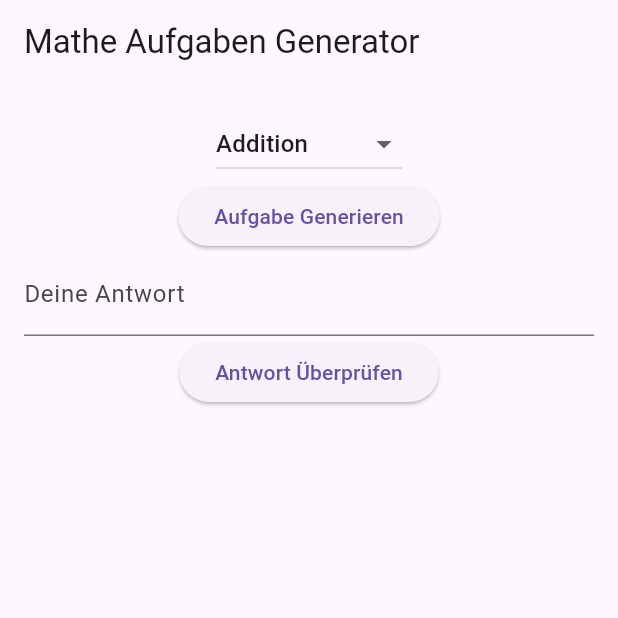
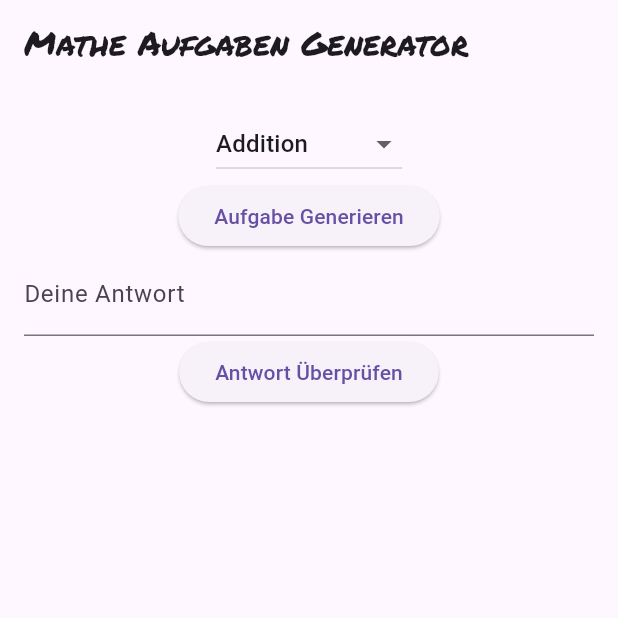
Before and after one commit to RaxoTheOne/mathe_app, a Flutter app: the screen it shows after launch, on a phone screen of 412 x 824 dp, the top half of it. Run offline on Flutter 3.47's test engine with Material 3 defaults, Android fonts, the phone set to English and light mode, and no system bars.

Commit message:
TextStyle fontFamily changed to 'PermanentMarker'

```diff
--- a/lib/presentation/math_task_home_page.dart
+++ b/lib/presentation/math_task_home_page.dart
@@ -42,7 +42,9 @@ class _MathTaskHomePageState extends State<MathTaskHomePage> {
   Widget build(BuildContext context) {
     return Scaffold(
       appBar: AppBar(
-        title: Text('Mathe Aufgaben Generator'),
+        title: Text('Mathe Aufgaben Generator',
+        style: TextStyle(fontFamily: 'PermanentMarker'),
+        ),
       ),
       body: Padding(
         padding: const EdgeInsets.all(16.0),
@@ -74,7 +76,7 @@ class _MathTaskHomePageState extends State<MathTaskHomePage> {
             if (_currentTask != null)
               Text(
                 _currentTask!.getTaskString(),
-                style: TextStyle(fontSize: 24, fontFamily: 'Rubik'),
+                style: TextStyle(fontSize: 24, fontFamily: 'PermanentMarker'),
               ),
             Form(
               key: _formKey,
@@ -112,7 +114,7 @@ class _MathTaskHomePageState extends State<MathTaskHomePage> {
                       _history[index],
                       style: TextStyle(
                         fontSize: 18,
-                        fontFamily: 'Rubik', // Benutzerdefinierte Schriftart
+                        fontFamily: 'PermanentMarker', // Benutzerdefinierte Schriftart
                       ),
                     ),
                   );
--- a/pubspec.yaml
+++ b/pubspec.yaml
@@ -32,3 +32,6 @@ flutter:
         - asset: assets/fonts/Rubik-BoldItalic.ttf
           weight: 700
           style: italic
+    - family: PermanentMarker
+      fonts:
+        - asset: assets/fonts/PermanentMarker-Regular.ttf
```
Also changed, not shown: assets/fonts/PermanentMarker-Regular.ttf (added).
